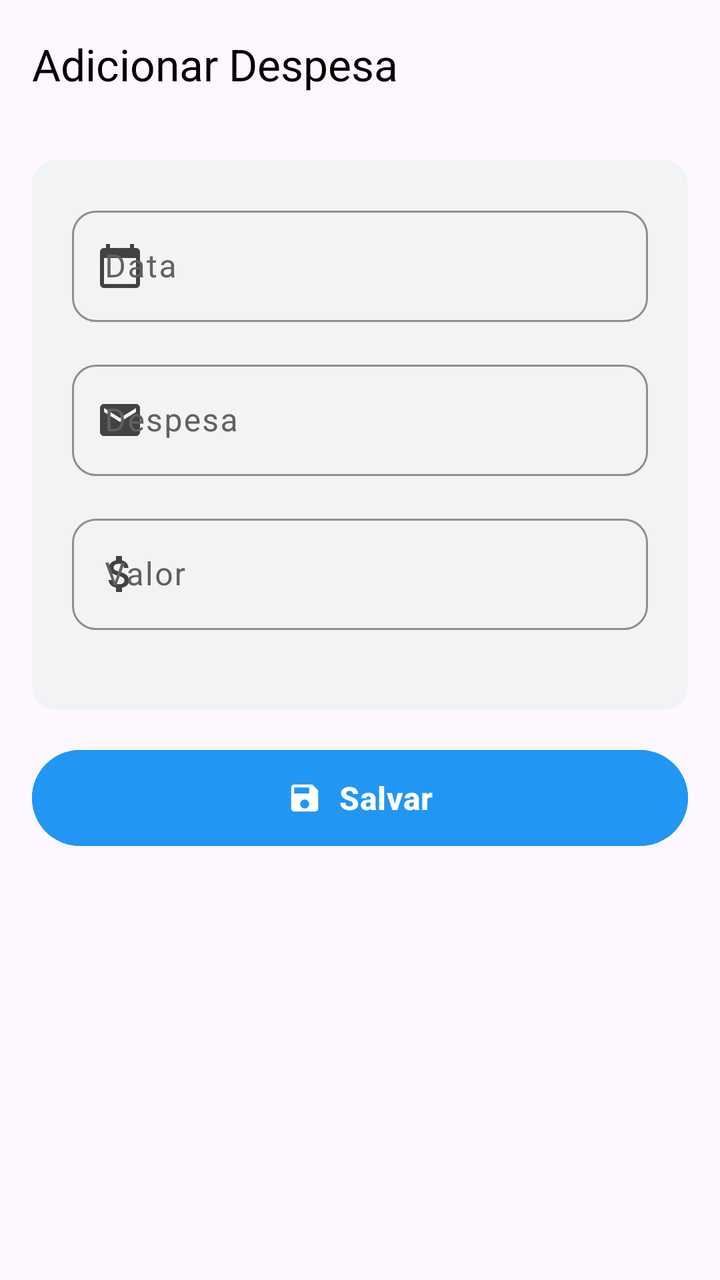
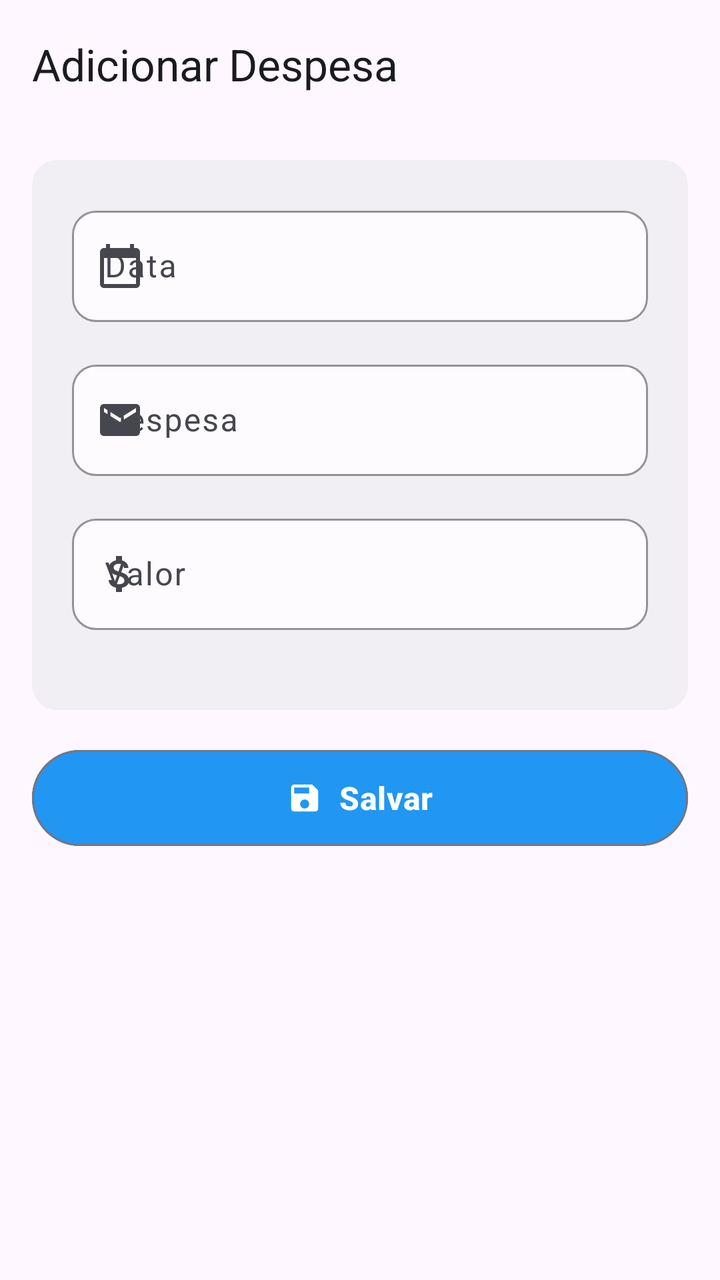

Compare the two renders of this Android layout. The source of the first and the diff that turns it into the second are given below.
<!-- AndroidManifest.xml: application theme Base.Theme.IORITv -->
<!-- res/layout/activity_despesa.xml -->
<?xml version="1.0" encoding="utf-8"?>
<androidx.coordinatorlayout.widget.CoordinatorLayout xmlns:android="http://schemas.android.com/apk/res/android"
    xmlns:app="http://schemas.android.com/apk/res-auto"
    xmlns:tools="http://schemas.android.com/tools"
    android:layout_width="match_parent"
    android:layout_height="match_parent"
    android:fitsSystemWindows="true"
    tools:context=".DespesaActivity">

    <com.google.android.material.appbar.AppBarLayout
        android:layout_width="match_parent"
        android:layout_height="wrap_content"
        android:fitsSystemWindows="true"
        android:background="?attr/colorPrimary"
        android:elevation="0dp">

        <com.google.android.material.appbar.MaterialToolbar
            android:id="@+id/toolbar"
            style="@style/WhatsAppToolbar"
            android:layout_width="match_parent"
            android:layout_height="?attr/actionBarSize"
            app:title="Adicionar Despesa"
            app:titleTextAppearance="@style/TextAppearance.Material3.TitleLarge"
            app:titleTextColor="?attr/colorOnPrimary" />

    </com.google.android.material.appbar.AppBarLayout>

    
    <androidx.core.widget.NestedScrollView
        android:layout_width="match_parent"
        android:layout_height="match_parent"
        android:fillViewport="false"
        app:layout_behavior="@string/appbar_scrolling_view_behavior"
        android:clipToPadding="false"
        android:paddingBottom="16dp">

        <androidx.constraintlayout.widget.ConstraintLayout
            android:layout_width="match_parent"
            android:layout_height="wrap_content"
            android:padding="16dp"
            android:paddingBottom="100dp">

            
            <com.google.android.material.card.MaterialCardView
                android:id="@+id/despesaCard"
                android:layout_width="match_parent"
                android:layout_height="wrap_content"
                app:cardCornerRadius="12dp"
                app:cardElevation="0dp"
                app:strokeWidth="0dp"
                app:cardBackgroundColor="?attr/colorSurfaceContainer"
                app:layout_constraintTop_toTopOf="parent">

                <LinearLayout
                    android:layout_width="match_parent"
                    android:layout_height="wrap_content"
                    android:orientation="vertical"
                    android:padding="20dp">

                    
                    <com.google.android.material.textfield.TextInputLayout
                        android:id="@+id/dataInputLayout"
                        style="@style/CustomTextInputLayout"
                        android:layout_width="match_parent"
                        android:layout_height="wrap_content"
                        android:layout_marginBottom="16dp"
                        android:hint="Data"
                        app:startIconDrawable="@drawable/ic_baseline_calendar_today_24">

                        <com.google.android.material.textfield.TextInputEditText
                            android:id="@+id/inputData"
                            android:layout_width="match_parent"
                            android:layout_height="wrap_content"
                            android:inputType="text" />

                    </com.google.android.material.textfield.TextInputLayout>

                    
                    <com.google.android.material.textfield.TextInputLayout
                        android:id="@+id/despesaInputLayout"
                        style="@style/CustomTextInputLayout"
                        android:layout_width="match_parent"
                        android:layout_height="wrap_content"
                        android:layout_marginBottom="16dp"
                        android:hint="Despesa"
                        app:startIconDrawable="@drawable/ic_baseline_email_24">

                        <com.google.android.material.textfield.TextInputEditText
                            android:id="@+id/inputDespesa"
                            android:layout_width="match_parent"
                            android:layout_height="wrap_content"
                            android:inputType="text" />

                    </com.google.android.material.textfield.TextInputLayout>

                    
                    <com.google.android.material.textfield.TextInputLayout
                        android:id="@+id/valorInputLayout"
                        style="@style/CustomTextInputLayout"
                        android:layout_width="match_parent"
                        android:layout_height="wrap_content"
                        android:layout_marginBottom="20dp"
                        android:hint="Valor"
                        app:startIconDrawable="@drawable/ic_baseline_attach_money_24">

                        <com.google.android.material.textfield.TextInputEditText
                            android:id="@+id/inputValor"
                            android:layout_width="match_parent"
                            android:layout_height="wrap_content"
                            android:inputType="numberDecimal" />

                    </com.google.android.material.textfield.TextInputLayout>

                </LinearLayout>

            </com.google.android.material.card.MaterialCardView>

            
            <com.google.android.material.button.MaterialButton
                android:id="@+id/buttonSalvar"
                style="@style/WhatsAppButton"
                android:layout_width="match_parent"
                android:layout_height="56dp"
                android:layout_marginTop="16dp"
                android:text="Salvar"
                android:textSize="16sp"
                android:textStyle="bold"
                android:backgroundTint="@color/button_salvar_background"
                android:textColor="@android:color/white"
                app:cornerRadius="28dp"
                app:icon="@drawable/ic_baseline_save_24"
                app:iconGravity="textStart"
                app:iconPadding="8dp"
                app:iconTint="@android:color/white"
                app:layout_constraintTop_toBottomOf="@+id/despesaCard"
                app:layout_constraintStart_toStartOf="parent"
                app:layout_constraintEnd_toEndOf="parent" />

        </androidx.constraintlayout.widget.ConstraintLayout>

    </androidx.core.widget.NestedScrollView>

</androidx.coordinatorlayout.widget.CoordinatorLayout>
<!-- resources referenced by this layout -->
<resources>
  <style name="CustomTextInputLayout" parent="Widget.Material3.TextInputLayout.OutlinedBox">
          <item name="boxStrokeColor">@color/text_input_stroke_light</item>
          <item name="boxStrokeWidth">1dp</item>
          <item name="boxStrokeWidthFocused">2dp</item>
          <item name="hintTextColor">@color/text_input_label_focused_light</item>
          <item name="android:textColorHint">@color/text_input_label_light</item>
          <item name="boxCornerRadiusTopStart">12dp</item>
          <item name="boxCornerRadiusTopEnd">12dp</item>
          <item name="boxCornerRadiusBottomStart">12dp</item>
          <item name="boxCornerRadiusBottomEnd">12dp</item>
      </style>
  <style name="WhatsAppButton" parent="Widget.Material3.Button">
          <item name="android:backgroundTint">?attr/colorPrimary</item>
          <item name="android:textColor">?attr/colorOnPrimary</item>
          <item name="cornerRadius">24dp</item>
          <item name="android:textSize">16sp</item>
          <item name="android:textStyle">bold</item>
          <item name="android:paddingTop">12dp</item>
          <item name="android:paddingBottom">12dp</item>
          <item name="android:paddingStart">24dp</item>
          <item name="android:paddingEnd">24dp</item>
      </style>
  <style name="WhatsAppToolbar" parent="Widget.Material3.Toolbar">
          <item name="android:background">?attr/colorPrimary</item>
          <item name="titleTextColor">?attr/colorOnPrimary</item>
          <item name="subtitleTextColor">?attr/colorOnPrimary</item>
          <item name="navigationIconTint">?attr/colorOnPrimary</item>
          <item name="android:elevation">0dp</item>
      </style>
  <color name="text_input_stroke_light">#616161</color>
  <color name="text_input_label_focused_light">#2196F3</color>
  <color name="text_input_label_light">#616161</color>
  <color name="toolbar_color_light">#fef7ff</color>
  <color name="black">#FF000000</color>
  <color name="md_theme_light_primaryContainer">#F5F5F5</color>
  <color name="md_theme_light_onPrimaryContainer">#212121</color>
  <color name="md_theme_light_secondary">#616161</color>
  <color name="md_theme_light_secondaryContainer">#F5F5F5</color>
  <color name="md_theme_light_onSecondaryContainer">#424242</color>
  <color name="md_theme_light_tertiary">#757575</color>
  <color name="md_theme_light_onTertiary">#FFFFFF</color>
  <color name="md_theme_light_tertiaryContainer">#FAFAFA</color>
  <color name="md_theme_light_onTertiaryContainer">#424242</color>
  <color name="md_theme_light_error">#F44336</color>
  <color name="md_theme_light_onError">#FFFFFF</color>
  <color name="md_theme_light_errorContainer">#FFCDD2</color>
  <color name="md_theme_light_onErrorContainer">#B71C1C</color>
  <color name="md_theme_light_outline">#757575</color>
  <color name="md_theme_light_outlineVariant">#BDBDBD</color>
  <color name="md_theme_light_surface">#FFFFFF</color>
  <color name="md_theme_light_onSurface">#212121</color>
  <color name="md_theme_light_surfaceVariant">#F5F5F5</color>
  <color name="md_theme_light_onSurfaceVariant">#424242</color>
  <color name="md_theme_light_inverseSurface">#303030</color>
  <color name="md_theme_light_inverseOnSurface">#FAFAFA</color>
  <color name="md_theme_light_inversePrimary">#BDBDBD</color>
  <color name="md_theme_light_surfaceContainer">#F1F3F4</color>
  <color name="md_theme_light_surfaceContainerHigh">#E8EAED</color>
  <color name="md_theme_light_surfaceContainerHighest">#DADCE0</color>
  <color name="md_theme_light_surfaceContainerLow">#F8F9FA</color>
  <color name="md_theme_light_surfaceBright">#FFFFFF</color>
  <color name="md_theme_light_surfaceDim">#F0F0F0</color>
  <!-- drawable ic_logo: png bitmap (drawable, 386265 bytes) -->
  <!-- unchanged entries left out for length: 16 -->
</resources>

<!-- the commit's change to res/layout/activity_despesa.xml (unified diff, before → after) -->
@@ -11,7 +11,7 @@
         android:layout_width="match_parent"
         android:layout_height="wrap_content"
         android:fitsSystemWindows="true"
-        android:background="?attr/colorPrimary"
+        android:background="@android:color/transparent"
         android:elevation="0dp">
 
         <com.google.android.material.appbar.MaterialToolbar
@@ -21,7 +21,7 @@
             android:layout_height="?attr/actionBarSize"
             app:title="Adicionar Despesa"
             app:titleTextAppearance="@style/TextAppearance.Material3.TitleLarge"
-            app:titleTextColor="?attr/colorOnPrimary" />
+            app:titleTextColor="?attr/colorOnSurface" />
 
     </com.google.android.material.appbar.AppBarLayout>
 
<!-- resource entries referenced after the edit -->
@@ -1,19 +1,21 @@
 <!-- resources referenced by this layout -->
 <resources>
   <style name="CustomTextInputLayout" parent="Widget.Material3.TextInputLayout.OutlinedBox">
+          <item name="hintTextColor">?attr/colorOnSurfaceVariant</item>
           <item name="boxStrokeColor">@color/text_input_stroke_light</item>
-          <item name="boxStrokeWidth">1dp</item>
-          <item name="boxStrokeWidthFocused">2dp</item>
-          <item name="hintTextColor">@color/text_input_label_focused_light</item>
-          <item name="android:textColorHint">@color/text_input_label_light</item>
+          <item name="boxBackgroundColor">?attr/colorSurface</item>
+          <item name="android:textColorHint">?attr/colorOnSurfaceVariant</item>
+          <item name="android:textColor">?attr/colorOnSurface</item>
+          <item name="helperTextTextColor">?attr/colorOnSurfaceVariant</item>
+          <item name="errorTextColor">?attr/colorError</item>
           <item name="boxCornerRadiusTopStart">12dp</item>
           <item name="boxCornerRadiusTopEnd">12dp</item>
           <item name="boxCornerRadiusBottomStart">12dp</item>
           <item name="boxCornerRadiusBottomEnd">12dp</item>
       </style>
   <style name="WhatsAppButton" parent="Widget.Material3.Button">
-          <item name="android:backgroundTint">?attr/colorPrimary</item>
-          <item name="android:textColor">?attr/colorOnPrimary</item>
+          <item name="android:backgroundTint">@color/md_theme_light_primaryContainer</item>
+          <item name="android:textColor">@color/md_theme_light_onPrimaryContainer</item>
           <item name="cornerRadius">24dp</item>
           <item name="android:textSize">16sp</item>
           <item name="android:textStyle">bold</item>
@@ -21,48 +23,48 @@
           <item name="android:paddingBottom">12dp</item>
           <item name="android:paddingStart">24dp</item>
           <item name="android:paddingEnd">24dp</item>
+          <item name="strokeWidth">1dp</item>
+          <item name="strokeColor">@color/md_theme_light_outline</item>
       </style>
   <style name="WhatsAppToolbar" parent="Widget.Material3.Toolbar">
-          <item name="android:background">?attr/colorPrimary</item>
-          <item name="titleTextColor">?attr/colorOnPrimary</item>
-          <item name="subtitleTextColor">?attr/colorOnPrimary</item>
-          <item name="navigationIconTint">?attr/colorOnPrimary</item>
+          <item name="android:background">@android:color/transparent</item>
+          <item name="titleTextColor">@color/md_theme_light_onSurface</item>
+          <item name="subtitleTextColor">@color/md_theme_light_onSurfaceVariant</item>
+          <item name="navigationIconTint">@color/md_theme_light_onSurface</item>
           <item name="android:elevation">0dp</item>
       </style>
-  <color name="text_input_stroke_light">#616161</color>
-  <color name="text_input_label_focused_light">#2196F3</color>
-  <color name="text_input_label_light">#616161</color>
-  <color name="toolbar_color_light">#fef7ff</color>
+  <color name="text_input_stroke_light">#757680</color>
+  <color name="toolbar_color_light">#4F63A2</color>
   <color name="black">#FF000000</color>
-  <color name="md_theme_light_primaryContainer">#F5F5F5</color>
-  <color name="md_theme_light_onPrimaryContainer">#212121</color>
-  <color name="md_theme_light_secondary">#616161</color>
-  <color name="md_theme_light_secondaryContainer">#F5F5F5</color>
-  <color name="md_theme_light_onSecondaryContainer">#424242</color>
-  <color name="md_theme_light_tertiary">#757575</color>
+  <color name="md_theme_light_primaryContainer">#E8F0FF</color>
+  <color name="md_theme_light_onPrimaryContainer">#0A0E27</color>
+  <color name="md_theme_light_secondary">#586070</color>
+  <color name="md_theme_light_secondaryContainer">#E8F0FF</color>
+  <color name="md_theme_light_onSecondaryContainer">#233047</color>
+  <color name="md_theme_light_tertiary">#4F63A2</color>
   <color name="md_theme_light_onTertiary">#FFFFFF</color>
-  <color name="md_theme_light_tertiaryContainer">#FAFAFA</color>
-  <color name="md_theme_light_onTertiaryContainer">#424242</color>
-  <color name="md_theme_light_error">#F44336</color>
+  <color name="md_theme_light_tertiaryContainer">#E8F0FF</color>
+  <color name="md_theme_light_onTertiaryContainer">#0F2A4A</color>
+  <color name="md_theme_light_error">#BA1A1A</color>
   <color name="md_theme_light_onError">#FFFFFF</color>
-  <color name="md_theme_light_errorContainer">#FFCDD2</color>
-  <color name="md_theme_light_onErrorContainer">#B71C1C</color>
-  <color name="md_theme_light_outline">#757575</color>
-  <color name="md_theme_light_outlineVariant">#BDBDBD</color>
-  <color name="md_theme_light_surface">#FFFFFF</color>
-  <color name="md_theme_light_onSurface">#212121</color>
-  <color name="md_theme_light_surfaceVariant">#F5F5F5</color>
-  <color name="md_theme_light_onSurfaceVariant">#424242</color>
-  <color name="md_theme_light_inverseSurface">#303030</color>
-  <color name="md_theme_light_inverseOnSurface">#FAFAFA</color>
-  <color name="md_theme_light_inversePrimary">#BDBDBD</color>
-  <color name="md_theme_light_surfaceContainer">#F1F3F4</color>
-  <color name="md_theme_light_surfaceContainerHigh">#E8EAED</color>
-  <color name="md_theme_light_surfaceContainerHighest">#DADCE0</color>
-  <color name="md_theme_light_surfaceContainerLow">#F8F9FA</color>
-  <color name="md_theme_light_surfaceBright">#FFFFFF</color>
-  <color name="md_theme_light_surfaceDim">#F0F0F0</color>
-  <!-- drawable ic_logo: png bitmap (drawable, 386265 bytes) -->
+  <color name="md_theme_light_errorContainer">#FFDAD6</color>
+  <color name="md_theme_light_onErrorContainer">#410002</color>
+  <color name="md_theme_light_outline">#757680</color>
+  <color name="md_theme_light_outlineVariant">#C7C5D0</color>
+  <color name="md_theme_light_surface">#FEFBFF</color>
+  <color name="md_theme_light_onSurface">#1B1B1F</color>
+  <color name="md_theme_light_surfaceVariant">#E3E1EC</color>
+  <color name="md_theme_light_onSurfaceVariant">#46464F</color>
+  <color name="md_theme_light_inverseSurface">#2F3033</color>
+  <color name="md_theme_light_inverseOnSurface">#F2F0F4</color>
+  <color name="md_theme_light_inversePrimary">#B8C6EA</color>
+  <color name="md_theme_light_surfaceContainer">#F1EFF4</color>
+  <color name="md_theme_light_surfaceContainerHigh">#EBE9EE</color>
+  <color name="md_theme_light_surfaceContainerHighest">#E5E3E8</color>
+  <color name="md_theme_light_surfaceContainerLow">#F7F5FA</color>
+  <color name="md_theme_light_surfaceBright">#FEFBFF</color>
+  <color name="md_theme_light_surfaceDim">#DDD9E0</color>
+  <!-- drawable ic_logo: png bitmap (drawable, 384789 bytes) -->
   <!-- unchanged entries left out for length: 16 -->
 </resources>
 
